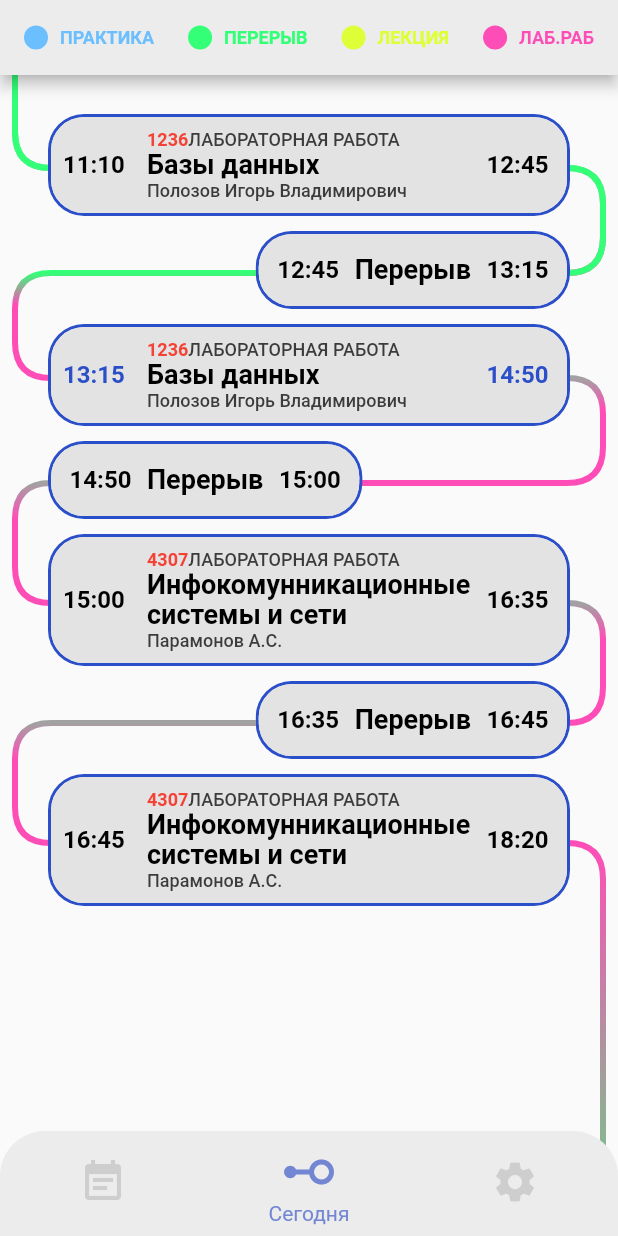
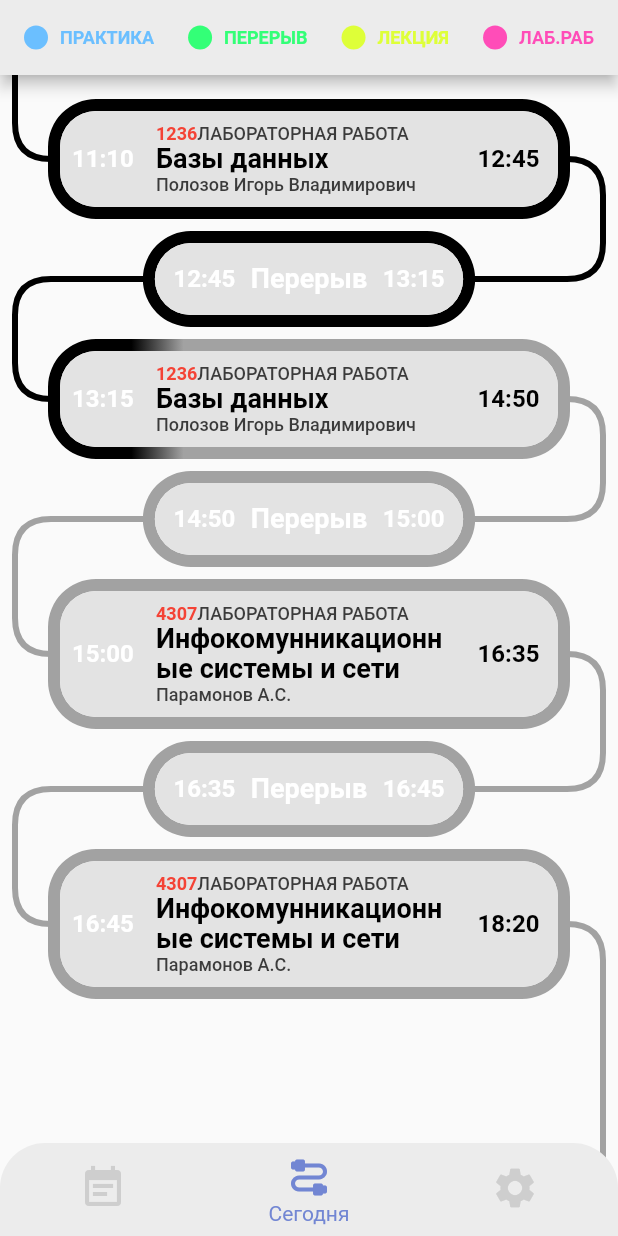
Before and after one commit to Drimkaa/Schedule, a Flutter app: the screen it shows after launch, item 2 of the bottom bar chosen, on a phone screen of 412 x 824 dp. Run offline on Flutter 3.47's test engine with Material 2 defaults, Android fonts, the phone set to English and light mode, and no system bars; our stand-ins replace flutter_native_splash, rxdart, shared_preferences.

```diff
--- a/lib/navigation/navigation.dart
+++ b/lib/navigation/navigation.dart
@@ -5,6 +5,7 @@ import 'package:schedule/schedule/schedule_page.dart';
 import 'package:schedule/settings/settings_page.dart';
 import 'package:schedule/shared/appbar/appbar_bloc.dart';
 import 'package:schedule/this_day/this_day.dart';
+import 'package:schedule/today/today_page.dart';
 
 class NavigationWrapper extends StatefulWidget {
   const NavigationWrapper({super.key});
@@ -30,7 +31,7 @@ class _NavigationWrapper extends State<NavigationWrapper> with SingleTickerProvi
   int _lastIndex = 0;
   static final List<Widget> _widgetOptions = <Widget>[
     SchedulePage(),
-    ThisDayPage(),
+    TodayPage(),
     SettingsPage(),
   ];
 
@@ -116,14 +117,20 @@ class _NavigationWrapper extends State<NavigationWrapper> with SingleTickerProvi
                       label: 'Расписание',
                     ),
                     BottomNavigationBarItem(
-                      icon: Icon(
-                        Icons.linear_scale_rounded,
-                        size: 40,
-                      ),
+                      icon:
+                        //Icons.linear_scale_rounded,
+                        //Icons.grain_outlined,
+                      //Icons.auto_graph_rounded,
+                        RotatedBox(
+                          quarterTurns: 1,
+                          child: Icon(
+                        Icons.cable_rounded,
+                        size: 32,
+                      )),
                       label: 'Сегодня',
                     ),
                     BottomNavigationBarItem(
-                      icon: Icon(
+                      icon:  Icon(
                         Icons.settings,
                         size: 32,
                       ),
--- a/lib/services/schedule.dart
+++ b/lib/services/schedule.dart
@@ -8,11 +8,14 @@ import 'package:shared_preferences/shared_preferences.dart';
 export 'data/lesson.dart';
 
 class ScheduleService {
+
+  static late SharedPreferences prefs;
+  static late GroupService _groupService;
+  static final TimeService _timeService = TimeService.instance;
+
   ScheduleService._();
-  static late SharedPreferences prefs;
   static ScheduleService? _instance;
-  static final TimeService _timeService = TimeService.instance;
-  static late GroupService _groupService;
+
   static Future<ScheduleService> get instance async {
     if (_instance == null) {
       prefs = await SharedPreferences.getInstance();
@@ -34,7 +37,6 @@ class ScheduleService {
     for(int i = 0; i < 7;i++){
       days.add(DaySchedule(i, []));
     }
-
     var tempLessons = dataLessonList;
     for(final lesson in tempLessons){
       LessonSchedule lessonSchedule = LessonSchedule.fromLesson(lesson);
--- a/lib/today/lines/BlockLine.dart
+++ b/lib/today/lines/BlockLine.dart
@@ -57,6 +57,7 @@ class _BlockLine extends State<BlockLine> {
     double secondPosition = fBlock.size.height / 2 + sBlock.size.height / 2 + 8;
     double secondRight = sBlock.offset.dx + sBlock.size.width - 2;
     double secondLeft = sBlock.offset.dx + 2;
+    print(fBlock.size.toString());
     if (lineDirection == "right") {
 
       setState(() {
@@ -100,6 +101,7 @@ class _BlockLine extends State<BlockLine> {
         if(startListener == false){
           startListener = true;
           sBlock.decor.addListener(() {
+            print("изменил размер");
             changePath(fBlock, sBlock);
           });
         }
--- a/lib/today/lines/endLine.dart
+++ b/lib/today/lines/endLine.dart
@@ -60,6 +60,10 @@ class _EndLine extends State<EndLine> {
         path.lineTo(width - offset, height - firstPosition + height);
       });
     }
+    setState(() {
+      height =height - firstPosition;
+    });
+
 
 
   }
--- a/lib/today/today_model.dart
+++ b/lib/today/today_model.dart
@@ -54,7 +54,7 @@ class BlockDecoration with ChangeNotifier {
   final BlockSize _block = BlockSize();
   BlockSize get block => _block;
   set block(BlockSize block) {
-    if(_block.size != block.size && _block.offset != block.offset){
+    if(_block.size != block.size || _block.offset != block.offset){
       _block.size = block.size;
       _block.offset = block.offset;
       print("${_block.offset.toString()} ${_block.size.toString()} ");
```
